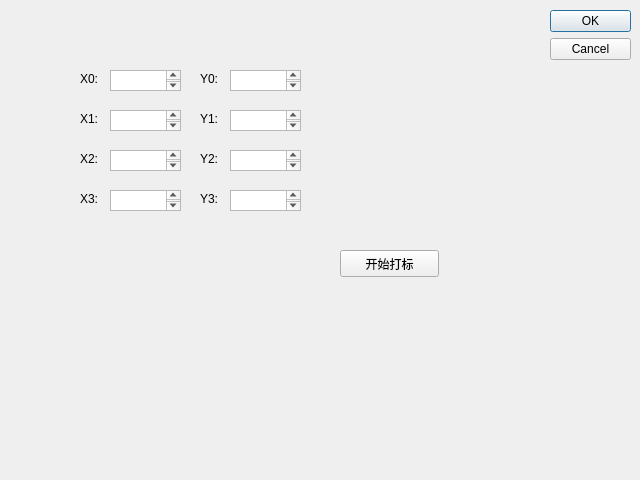
Above: testtool.ui from luoshiqian1/ildlaser before the change. Below: the same form after it.
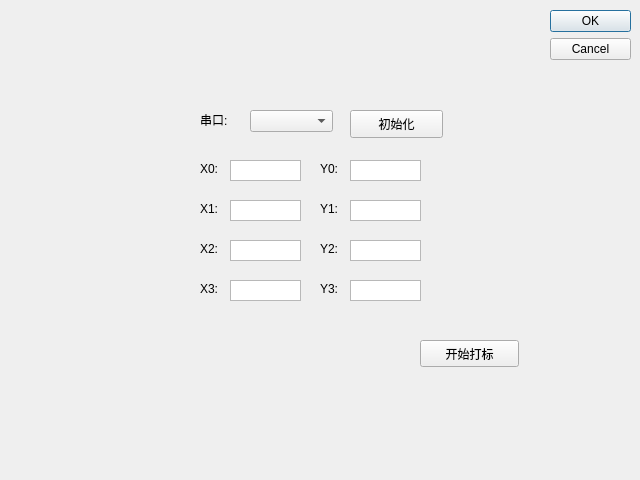
That is the form after the change.

Diff of the .ui file:
```diff
--- a/testtool.ui
+++ b/testtool.ui
@@ -35,8 +35,8 @@
   <widget class="QPushButton" name="btn_scan">
    <property name="geometry">
     <rect>
-     <x>340</x>
-     <y>250</y>
+     <x>420</x>
+     <y>340</y>
      <width>99</width>
      <height>27</height>
     </rect>
@@ -48,8 +48,8 @@
   <widget class="QLabel" name="lb_x0">
    <property name="geometry">
     <rect>
-     <x>80</x>
-     <y>70</y>
+     <x>200</x>
+     <y>160</y>
      <width>21</width>
      <height>17</height>
     </rect>
@@ -61,8 +61,8 @@
   <widget class="QLabel" name="lb_y0">
    <property name="geometry">
     <rect>
-     <x>200</x>
-     <y>70</y>
+     <x>320</x>
+     <y>160</y>
      <width>21</width>
      <height>17</height>
     </rect>
@@ -74,8 +74,8 @@
   <widget class="QLabel" name="lb_y1">
    <property name="geometry">
     <rect>
-     <x>200</x>
-     <y>110</y>
+     <x>320</x>
+     <y>200</y>
      <width>21</width>
      <height>17</height>
     </rect>
@@ -87,8 +87,8 @@
   <widget class="QLabel" name="lb_x1">
    <property name="geometry">
     <rect>
-     <x>80</x>
-     <y>110</y>
+     <x>200</x>
+     <y>200</y>
      <width>21</width>
      <height>17</height>
     </rect>
@@ -100,8 +100,8 @@
   <widget class="QLabel" name="lb_y2">
    <property name="geometry">
     <rect>
-     <x>200</x>
-     <y>150</y>
+     <x>320</x>
+     <y>240</y>
      <width>21</width>
      <height>17</height>
     </rect>
@@ -113,8 +113,8 @@
   <widget class="QLabel" name="lb_x2">
    <property name="geometry">
     <rect>
-     <x>80</x>
-     <y>150</y>
+     <x>200</x>
+     <y>240</y>
      <width>21</width>
      <height>17</height>
     </rect>
@@ -126,8 +126,8 @@
   <widget class="QLabel" name="lb_y3">
    <property name="geometry">
     <rect>
-     <x>200</x>
-     <y>190</y>
+     <x>320</x>
+     <y>280</y>
      <width>21</width>
      <height>17</height>
     </rect>
@@ -139,8 +139,8 @@
   <widget class="QLabel" name="lb_x3">
    <property name="geometry">
     <rect>
-     <x>80</x>
-     <y>190</y>
+     <x>200</x>
+     <y>280</y>
      <width>21</width>
      <height>17</height>
     </rect>
@@ -152,81 +152,178 @@
   <widget class="QTextEdit" name="te_x">
    <property name="geometry">
     <rect>
-     <x>110</x>
-     <y>70</y>
+     <x>230</x>
+     <y>160</y>
      <width>71</width>
      <height>21</height>
     </rect>
    </property>
+   <property name="verticalScrollBarPolicy">
+    <enum>Qt::ScrollBarAlwaysOff</enum>
+   </property>
+   <property name="horizontalScrollBarPolicy">
+    <enum>Qt::ScrollBarAlwaysOff</enum>
+   </property>
   </widget>
   <widget class="QTextEdit" name="te_y">
    <property name="geometry">
     <rect>
-     <x>230</x>
-     <y>70</y>
+     <x>350</x>
+     <y>160</y>
      <width>71</width>
      <height>21</height>
     </rect>
    </property>
+   <property name="verticalScrollBarPolicy">
+    <enum>Qt::ScrollBarAlwaysOff</enum>
+   </property>
+   <property name="horizontalScrollBarPolicy">
+    <enum>Qt::ScrollBarAlwaysOff</enum>
+   </property>
   </widget>
   <widget class="QTextEdit" name="te_x_2">
    <property name="geometry">
     <rect>
-     <x>110</x>
-     <y>110</y>
+     <x>230</x>
+     <y>200</y>
      <width>71</width>
      <height>21</height>
     </rect>
    </property>
+   <property name="verticalScrollBarPolicy">
+    <enum>Qt::ScrollBarAlwaysOff</enum>
+   </property>
+   <property name="horizontalScrollBarPolicy">
+    <enum>Qt::ScrollBarAlwaysOff</enum>
+   </property>
   </widget>
   <widget class="QTextEdit" name="te_x_3">
    <property name="geometry">
     <rect>
-     <x>110</x>
-     <y>150</y>
+     <x>230</x>
+     <y>240</y>
      <width>71</width>
      <height>21</height>
     </rect>
    </property>
+   <property name="verticalScrollBarPolicy">
+    <enum>Qt::ScrollBarAlwaysOff</enum>
+   </property>
+   <property name="horizontalScrollBarPolicy">
+    <enum>Qt::ScrollBarAlwaysOff</enum>
+   </property>
   </widget>
   <widget class="QTextEdit" name="te_x_4">
    <property name="geometry">
     <rect>
-     <x>110</x>
-     <y>190</y>
+     <x>230</x>
+     <y>280</y>
      <width>71</width>
      <height>21</height>
     </rect>
    </property>
+   <property name="verticalScrollBarPolicy">
+    <enum>Qt::ScrollBarAlwaysOff</enum>
+   </property>
+   <property name="horizontalScrollBarPolicy">
+    <enum>Qt::ScrollBarAlwaysOff</enum>
+   </property>
   </widget>
   <widget class="QTextEdit" name="te_y_2">
    <property name="geometry">
     <rect>
-     <x>230</x>
-     <y>110</y>
+     <x>350</x>
+     <y>200</y>
      <width>71</width>
      <height>21</height>
     </rect>
    </property>
+   <property name="verticalScrollBarPolicy">
+    <enum>Qt::ScrollBarAlwaysOff</enum>
+   </property>
+   <property name="horizontalScrollBarPolicy">
+    <enum>Qt::ScrollBarAlwaysOff</enum>
+   </property>
   </widget>
   <widget class="QTextEdit" name="te_y_3">
    <property name="geometry">
     <rect>
-     <x>230</x>
-     <y>150</y>
+     <x>350</x>
+     <y>240</y>
      <width>71</width>
      <height>21</height>
     </rect>
    </property>
+   <property name="verticalScrollBarPolicy">
+    <enum>Qt::ScrollBarAlwaysOff</enum>
+   </property>
+   <property name="horizontalScrollBarPolicy">
+    <enum>Qt::ScrollBarAlwaysOff</enum>
+   </property>
   </widget>
   <widget class="QTextEdit" name="te_y_4">
    <property name="geometry">
     <rect>
-     <x>230</x>
-     <y>190</y>
+     <x>350</x>
+     <y>280</y>
      <width>71</width>
      <height>21</height>
     </rect>
+   </property>
+   <property name="verticalScrollBarPolicy">
+    <enum>Qt::ScrollBarAlwaysOff</enum>
+   </property>
+   <property name="horizontalScrollBarPolicy">
+    <enum>Qt::ScrollBarAlwaysOff</enum>
+   </property>
+  </widget>
+  <widget class="QComboBox" name="cb_serialport">
+   <property name="geometry">
+    <rect>
+     <x>250</x>
+     <y>110</y>
+     <width>83</width>
+     <height>22</height>
+    </rect>
+   </property>
+  </widget>
+  <widget class="QLabel" name="lb_x0_2">
+   <property name="geometry">
+    <rect>
+     <x>200</x>
+     <y>110</y>
+     <width>41</width>
+     <height>20</height>
+    </rect>
+   </property>
+   <property name="text">
+    <string>串口:</string>
+   </property>
+  </widget>
+  <widget class="QLabel" name="lb_makrresult">
+   <property name="geometry">
+    <rect>
+     <x>80</x>
+     <y>430</y>
+     <width>541</width>
+     <height>31</height>
+    </rect>
+   </property>
+   <property name="text">
+    <string/>
+   </property>
+  </widget>
+  <widget class="QPushButton" name="btInit">
+   <property name="geometry">
+    <rect>
+     <x>350</x>
+     <y>110</y>
+     <width>93</width>
+     <height>28</height>
+    </rect>
+   </property>
+   <property name="text">
+    <string>初始化</string>
    </property>
   </widget>
  </widget>
```
